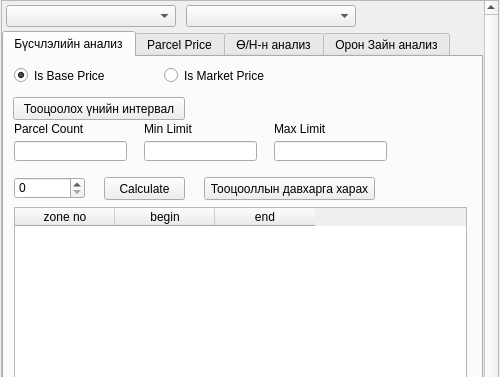
Old version of the form view/CamaNavigatorWidget.ui in the repository teamlm2/lm2_mgis; both pictures show x 0 to 500 and y 0 to 377 of the 500 by 758 pixel window.
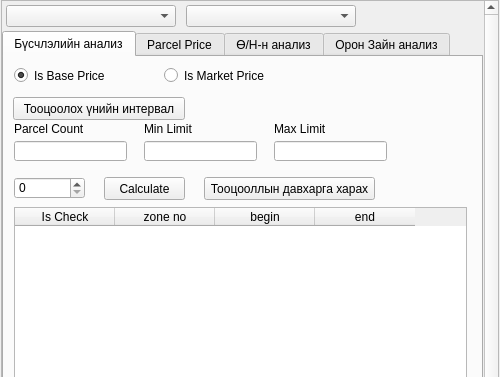
New version of the form. The open tabs and pages were chosen to show the change.

Diff of the .ui file:
```diff
--- a/view/CamaNavigatorWidget.ui
+++ b/view/CamaNavigatorWidget.ui
@@ -268,6 +268,11 @@
           <height>251</height>
          </rect>
         </property>
+        <column>
+         <property name="text">
+          <string>Is Check</string>
+         </property>
+        </column>
         <column>
          <property name="text">
           <string>zone no</string>
```
Left out of the diff: 2 changed lines with no effect on the pictures.
